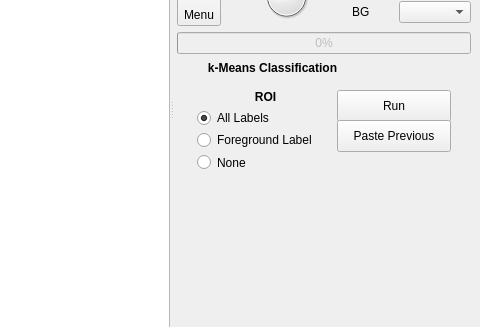
The window that itkProjects/Particles/pviewAIRWindow.ui (SadeghMSalehi/gradworks) describes before a commit, drawn with Qt 5; both pictures show x 438 to 918 and y 472 to 799 of the 918 by 970 pixel window.
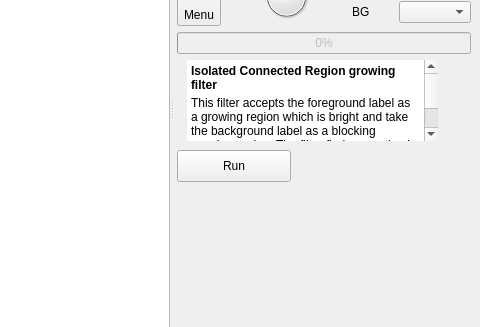
The same window after the commit. Icons and pictures are not drawn. Custom widgets are drawn as their Qt base class.

What changed in the file:
```diff
--- a/itkProjects/Particles/pviewAIRWindow.ui
+++ b/itkProjects/Particles/pviewAIRWindow.ui
@@ -948,6 +948,49 @@
                <property name="currentIndex">
                 <number>0</number>
                </property>
+               <widget class="QWidget" name="isolatedRegionGrowing">
+                <widget class="QPushButton" name="isolatedRegionGrowingRun">
+                 <property name="geometry">
+                  <rect>
+                   <x>0</x>
+                   <y>90</y>
+                   <width>114</width>
+                   <height>32</height>
+                  </rect>
+                 </property>
+                 <property name="text">
+                  <string>Run</string>
+                 </property>
+                </widget>
+                <widget class="QTextEdit" name="textEdit">
+                 <property name="geometry">
+                  <rect>
+                   <x>10</x>
+                   <y>0</y>
+                   <width>251</width>
+                   <height>81</height>
+                  </rect>
+                 </property>
+                 <property name="autoFillBackground">
+                  <bool>true</bool>
+                 </property>
+                 <property name="frameShape">
+                  <enum>QFrame::NoFrame</enum>
+                 </property>
+                 <property name="readOnly">
+                  <bool>true</bool>
+                 </property>
+                 <property name="html">
+                  <string>&lt;!DOCTYPE HTML PUBLIC &quot;-//W3C//DTD HTML 4.0//EN&quot; &quot;http://www.w3.org/TR/REC-html40/strict.dtd&quot;&gt;
+&lt;html&gt;&lt;head&gt;&lt;meta name=&quot;qrichtext&quot; content=&quot;1&quot; /&gt;&lt;style type=&quot;text/css&quot;&gt;
+p, li { white-space: pre-wrap; }
+&lt;/style&gt;&lt;/head&gt;&lt;body style=&quot; font-family:'Lucida Grande'; font-size:13pt; font-weight:400; font-style:normal;&quot;&gt;
+&lt;p style=&quot; margin-top:12px; margin-bottom:4px; margin-left:0px; margin-right:0px; -qt-block-indent:0; text-indent:0px;&quot;&gt;&lt;span style=&quot; font-size:9pt; font-weight:600;&quot;&gt;Isolated Connected Region growing filter&lt;/span&gt;&lt;/p&gt;
+&lt;p style=&quot; margin-top:0px; margin-bottom:0px; margin-left:0px; margin-right:0px; -qt-block-indent:0; text-indent:0px;&quot;&gt;&lt;span style=&quot; font-size:9pt;&quot;&gt;This filter accepts the foreground label as a growing region which is bright and take the background label as a blocking growing region. The filter finds an optimal threshold that isolates those two regions.&lt;/span&gt;&lt;/p&gt;
+&lt;p style=&quot;-qt-paragraph-type:empty; margin-top:0px; margin-bottom:0px; margin-left:0px; margin-right:0px; -qt-block-indent:0; text-indent:0px; font-size:9pt;&quot;&gt;&lt;br /&gt;&lt;/p&gt;&lt;/body&gt;&lt;/html&gt;</string>
+                 </property>
+                </widget>
+               </widget>
                <widget class="QWidget" name="kMeanOptions">
                 <widget class="QLabel" name="label_14">
                  <property name="geometry">
@@ -1331,17 +1374,22 @@
   </action>
  </widget>
  <customwidgets>
+  <customwidget>
+   <class>QGraphicsVolumeView</class>
+   <extends>QGraphicsView</extends>
+   <header>qgraphicsvolumeview.h</header>
+  </customwidget>
+  <customwidget>
+   <class>QDualSlider</class>
+   <extends>QSlider</extends>
+   <header>qdualslider.h</header>
+  </customwidget>
   <customwidget>
    <class>QCustomPlot</class>
    <extends>QWidget</extends>
    <header>qcustomplot.h</header>
    <container>1</container>
   </customwidget>
-  <customwidget>
-   <class>QDualSlider</class>
-   <extends>QSlider</extends>
-   <header>qdualslider.h</header>
-  </customwidget>
   <customwidget>
    <class>QGraphicsGuideView</class>
    <extends>QGraphicsView</extends>
@@ -1352,11 +1400,6 @@
    <extends>QPushButton</extends>
    <header>qfileacceptbutton.h</header>
   </customwidget>
-  <customwidget>
-   <class>QGraphicsVolumeView</class>
-   <extends>QGraphicsView</extends>
-   <header>qgraphicsvolumeview.h</header>
-  </customwidget>
   <customwidget>
    <class>QVTKWidget2</class>
    <extends>QWidget</extends>
```
Left out of the diff: 9 changed lines with no effect on the pictures.
